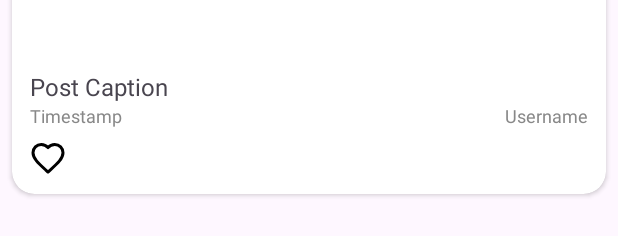
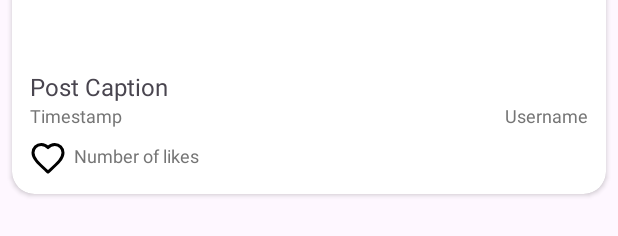
Before and after one commit to SashveerRamjathan/PROG7313-SocialMediaApp, an Android app: the layout item_post.xml on its own in the app's theme, with its tools: preview values and no code run, on a phone screen of 412 x 824 dp. Shown: the part 272-508 px from the top of the screen. Run offline under Robolectric (Android 15) with nearby library versions, the phone set to English and light mode, and no system bars.

Commit message:
Refactor Post Layout and Implement Like Count - #31
- Added content descriptions to the post image and like button for accessibility.
- Added a TextView to display the number of likes for each post.
- Updated the post layout to display the timestamp and username in a more visually appealing way.
- Changed TextView color to improve readability.
- Updated the `PostAdapter` to dynamically count and display the number of likes for each post from Firestore.
- Implemented server-side count for like aggregation.
- Added error handling for like count retrieval.

```diff
--- a/app/src/main/java/com/fakebook/SocialMediaApp/adapters/PostAdapter.kt
+++ b/app/src/main/java/com/fakebook/SocialMediaApp/adapters/PostAdapter.kt
@@ -1,5 +1,6 @@
 package com.fakebook.SocialMediaApp.adapters
 
+import android.util.Log
 import android.view.LayoutInflater
 import android.view.View
 import android.view.ViewGroup
@@ -10,6 +11,7 @@ import androidx.recyclerview.widget.RecyclerView
 import com.fakebook.SocialMediaApp.DataModels.Post
 import com.fakebook.SocialMediaApp.R
 import com.google.firebase.auth.FirebaseAuth
+import com.google.firebase.firestore.AggregateSource
 import com.google.firebase.firestore.FieldValue
 import com.google.firebase.firestore.FirebaseFirestore
 import com.squareup.picasso.Picasso
@@ -29,6 +31,7 @@ class PostAdapter(private var posts: List<Post>) :
         val tvTimestamp: TextView = itemView.findViewById(R.id.tvTimestamp)
         val tvUsername: TextView = itemView.findViewById(R.id.tvUsername)
         val btnLike: ImageButton = itemView.findViewById(R.id.btnLike)
+        val tvNumLikes: TextView = itemView.findViewById(R.id.tvNumLikes)
     }
 
     override fun onCreateViewHolder(parent: ViewGroup, viewType: Int): PostViewHolder {
@@ -54,6 +57,23 @@ class PostAdapter(private var posts: List<Post>) :
         holder.tvTimestamp.text = sdf.format(date)
 
         holder.tvUsername.text = post.username
+
+        // Count the number of likes for this post
+        firestore.collection("posts")
+            .document(post.postId)
+            .collection("likes")
+            .count()
+            .get(AggregateSource.SERVER)
+
+            .addOnSuccessListener { aggregateSnapshot ->
+                val numLikes = aggregateSnapshot.count
+                holder.tvNumLikes.text = numLikes.toString()
+            }
+            .addOnFailureListener { exception ->
+                Log.e("FirestoreError", "Error counting likes: ", exception)
+                holder.tvNumLikes.text = "0"
+            }
+
 
         // Reference to the like document for the current user in this post's like sub-collection
         val likeRef = firestore.collection("posts")
--- a/app/src/main/res/layout/item_post.xml
+++ b/app/src/main/res/layout/item_post.xml
@@ -19,7 +19,8 @@
             android:id="@+id/ivPostImage"
             android:layout_width="match_parent"
             android:layout_height="200dp"
-            android:scaleType="centerCrop" />
+            android:scaleType="centerCrop"
+            android:contentDescription="@string/post_image_description"/>
 
         <TextView
             android:id="@+id/tvCaption"
@@ -38,8 +39,8 @@
                 android:layout_width="wrap_content"
                 android:layout_height="wrap_content"
                 android:text="@string/timestamp_placeholder"
+                android:textColor="#757575"
                 android:textSize="12sp"
-                android:textColor="#888888"
                 app:layout_constraintStart_toStartOf="parent"
                 app:layout_constraintTop_toTopOf="parent" />
 
@@ -48,11 +49,15 @@
                 android:layout_width="wrap_content"
                 android:layout_height="wrap_content"
                 android:text="@string/username_placeholder"
+                android:textColor="#757575"
                 android:textSize="12sp"
-                android:textColor="#888888"
                 app:layout_constraintEnd_toEndOf="parent"
                 app:layout_constraintTop_toTopOf="@+id/tvTimestamp" />
         </androidx.constraintlayout.widget.ConstraintLayout>
+
+        <androidx.constraintlayout.widget.ConstraintLayout
+            android:layout_width="match_parent"
+            android:layout_height="wrap_content">
 
             <ImageButton
                 android:id="@+id/btnLike"
@@ -60,8 +65,25 @@
                 android:layout_height="wrap_content"
                 android:layout_marginTop="8dp"
                 android:background="@android:color/transparent"
+                android:contentDescription="@string/like_button_description"
                 android:src="@drawable/ic_like_unfilled"
-            tools:ignore="ContentDescription" />
+                app:layout_constraintStart_toStartOf="parent"
+                app:layout_constraintTop_toTopOf="parent"
+                tools:ignore="TouchTargetSizeCheck,RedundantDescriptionCheck" />
+
+            <TextView
+                android:layout_width="wrap_content"
+                android:layout_height="wrap_content"
+                android:id="@+id/tvNumLikes"
+                android:text="@string/tv_number_of_likes"
+                android:textColor="#757575"
+                android:textSize="12sp"
+                app:layout_constraintLeft_toRightOf="@id/btnLike"
+                app:layout_constraintTop_toTopOf="parent"
+                android:layout_marginTop="10dp"
+                android:layout_marginStart="5dp"/>
+
+        </androidx.constraintlayout.widget.ConstraintLayout>
 
     </LinearLayout>
 </androidx.cardview.widget.CardView>
--- a/app/src/main/res/values/strings.xml
+++ b/app/src/main/res/values/strings.xml
@@ -41,4 +41,9 @@
     <string name="post_caption_placeholder">Post Caption</string>
     <string name="timestamp_placeholder">Timestamp</string>
     <string name="username_placeholder">Username</string>
+
+    <!-- Post Item -->
+    <string name="like_button_description">Like Button</string>
+    <string name="post_image_description">User Image Post</string>
+    <string name="tv_number_of_likes">Number of likes</string>
 </resources>
```
Lines whose indentation alone changed are shown as unchanged.
